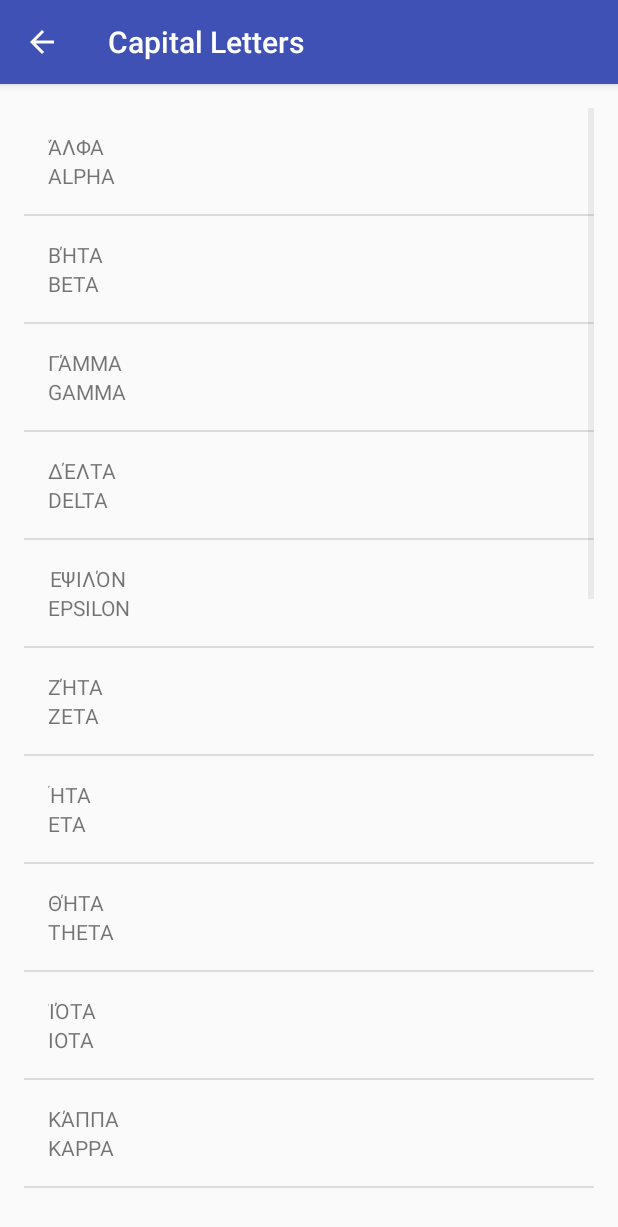
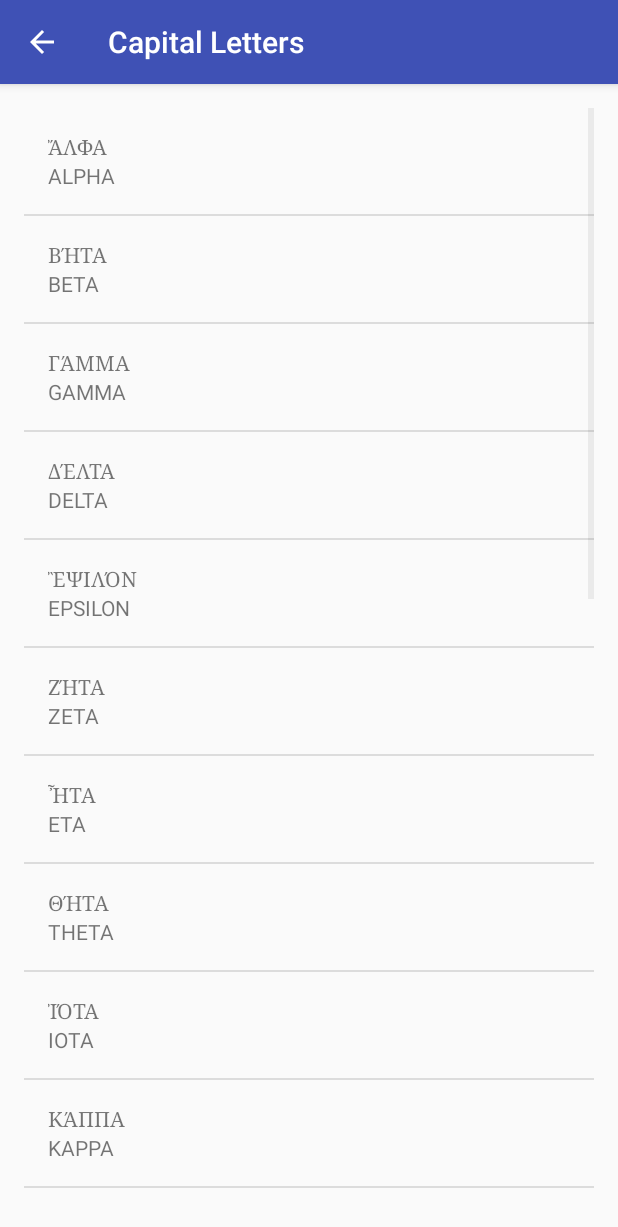
Before and after one commit to pauldalewilliams/KoineGreek, an Android app: the CapitalLettersActivity screen opened directly, with no data from a screen before it, on a phone screen of 412 x 824 dp. Shown: the top 1227 px of the screen. Run offline under Robolectric (Android 15) with nearby library versions, the phone set to English and light mode, and no system bars.

Commit message:
Cleanup XML files and increase minSDK to 16

```diff
--- a/app/build.gradle
+++ b/app/build.gradle
@@ -5,7 +5,7 @@ android {
     buildToolsVersion "25.0.2"
     defaultConfig {
         applicationId "com.thepantologist.koinegreek"
-        minSdkVersion 15
+        minSdkVersion 16
         targetSdkVersion 25
         versionCode 1
         versionName "1.0"
--- a/app/src/main/java/com/thepantologist/koinegreek/CapitalLettersActivity.java
+++ b/app/src/main/java/com/thepantologist/koinegreek/CapitalLettersActivity.java
@@ -11,7 +11,7 @@ public class CapitalLettersActivity extends AppCompatActivity {
     @Override
     protected void onCreate(Bundle savedInstanceState) {
         super.onCreate(savedInstanceState);
-        setContentView(R.layout.activity_capital_letters);
+        setContentView(R.layout.letters_list);
 
         ArrayList<Letters> capLetters = new ArrayList<>();
         capLetters.add(new Letters("ἌΛΦΑ", "ALPHA"));
--- a/app/src/main/java/com/thepantologist/koinegreek/DiphthongsActivity.java
+++ b/app/src/main/java/com/thepantologist/koinegreek/DiphthongsActivity.java
@@ -8,6 +8,6 @@ public class DiphthongsActivity extends AppCompatActivity {
     @Override
     protected void onCreate(Bundle savedInstanceState) {
         super.onCreate(savedInstanceState);
-        setContentView(R.layout.activity_diphthongs);
+        setContentView(R.layout.letters_list);
     }
 }
--- a/app/src/main/java/com/thepantologist/koinegreek/SmallLettersActivity.java
+++ b/app/src/main/java/com/thepantologist/koinegreek/SmallLettersActivity.java
@@ -11,7 +11,9 @@ public class SmallLettersActivity extends AppCompatActivity {
     @Override
     protected void onCreate(Bundle savedInstanceState) {
         super.onCreate(savedInstanceState);
-        setContentView(R.layout.activity_small_letters);
+        setContentView(R.layout.letters_list);
+
+        // Generate images with https://romannurik.github.io/AndroidAssetStudio/icons-generic.html#source.type=text&source.text.text=%CE%B1&source.text.font=Droid%20Serif&source.space.trim=1&source.space.pad=0&size=88&padding=16&color=rgb(0%2C%200%2C%200)&name=ic_sm_alpha
 
         ArrayList<Letters> smLetters = new ArrayList<>();
         smLetters.add(new Letters("ἄλφα", "alpha"));
--- a/app/src/main/res/layout/activity_capital_letters.xml
+++ /dev/null
@@ -1,12 +0,0 @@
-<?xml version="1.0" encoding="utf-8"?>
-<ListView xmlns:android="http://schemas.android.com/apk/res/android"
-    xmlns:tools="http://schemas.android.com/tools"
-    android:id="@+id/list"
-    android:orientation="vertical"
-    android:layout_width="match_parent"
-    android:layout_height="match_parent"
-    android:paddingBottom="@dimen/activity_vertical_margin"
-    android:paddingLeft="@dimen/activity_horizontal_margin"
-    android:paddingRight="@dimen/activity_horizontal_margin"
-    android:paddingTop="@dimen/activity_vertical_margin"
-    tools:context="com.thepantologist.koinegreek.CapitalLettersActivity" />
--- a/app/src/main/res/layout/letter_list_item.xml
+++ b/app/src/main/res/layout/letter_list_item.xml
@@ -10,6 +10,7 @@
         android:id="@+id/greek_text_view"
         android:layout_width="match_parent"
         android:layout_height="wrap_content"
+        android:fontFamily="serif"
         tools:text="ἄλφα"/>
 
     <TextView
--- /dev/null
+++ b/app/src/main/res/layout/letters_list.xml
@@ -0,0 +1,7 @@
+<?xml version="1.0" encoding="utf-8"?>
+<ListView xmlns:android="http://schemas.android.com/apk/res/android"
+    android:id="@+id/list"
+    android:orientation="vertical"
+    android:layout_width="match_parent"
+    android:layout_height="match_parent"
+    android:padding="@dimen/activity_vertical_margin" />
--- a/app/src/main/res/values/strings.xml
+++ b/app/src/main/res/values/strings.xml
@@ -9,7 +9,7 @@
     <string name="category_capitalLetters">Capital Letters</string>
 
     <!-- Category name for diphthongs [CHAR LIMIT=20] -->
-    <string name="category_diphthongs">Diphthongs</string>
+    <string name="category_diphthongs">Diphthongs and Gamma</string>
 
     <!-- Category name for vocabulary 1 [CHAR LIMIT=20] -->
     <string name="category_vocab1">Vocabulary 1</string>
```
Also changed, not shown: app/src/main/res/layout/activity_diphthongs.xml (deleted, +0 -9 lines), app/src/main/res/layout/activity_small_letters.xml (deleted, +0 -12 lines).
